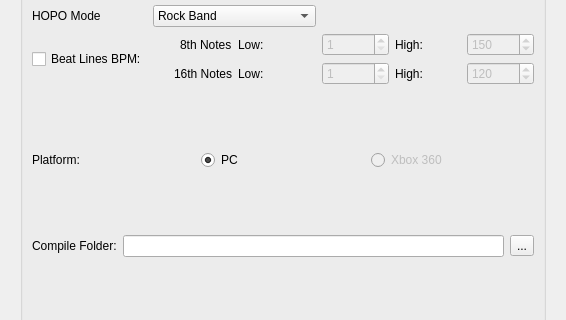
This is gui/project_files/compile_package.ui in AddyMills/Addys-Guitar-Hero-Toolkit as Qt 5 draws it before an edit; both pictures show x 0 to 566 and y 158 to 478 of the 566 by 712 pixel window. The edited form follows.
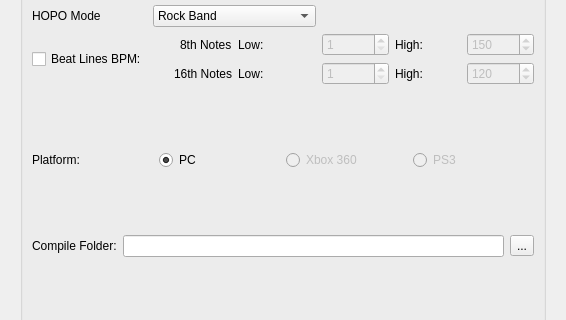
This is the edited form. The open tabs and pages were chosen to show the change.

The edit to the form file:
```diff
--- a/gui/project_files/compile_package.ui
+++ b/gui/project_files/compile_package.ui
@@ -2302,6 +2302,16 @@
                    </attribute>
                   </widget>
                  </item>
+                 <item>
+                  <widget class="QRadioButton" name="platform_ps3">
+                   <property name="enabled">
+                    <bool>false</bool>
+                   </property>
+                   <property name="text">
+                    <string>PS3</string>
+                   </property>
+                  </widget>
+                 </item>
                 </layout>
                </item>
                <item>
```
Left out of the diff: 20 changed lines with no effect on the pictures.
